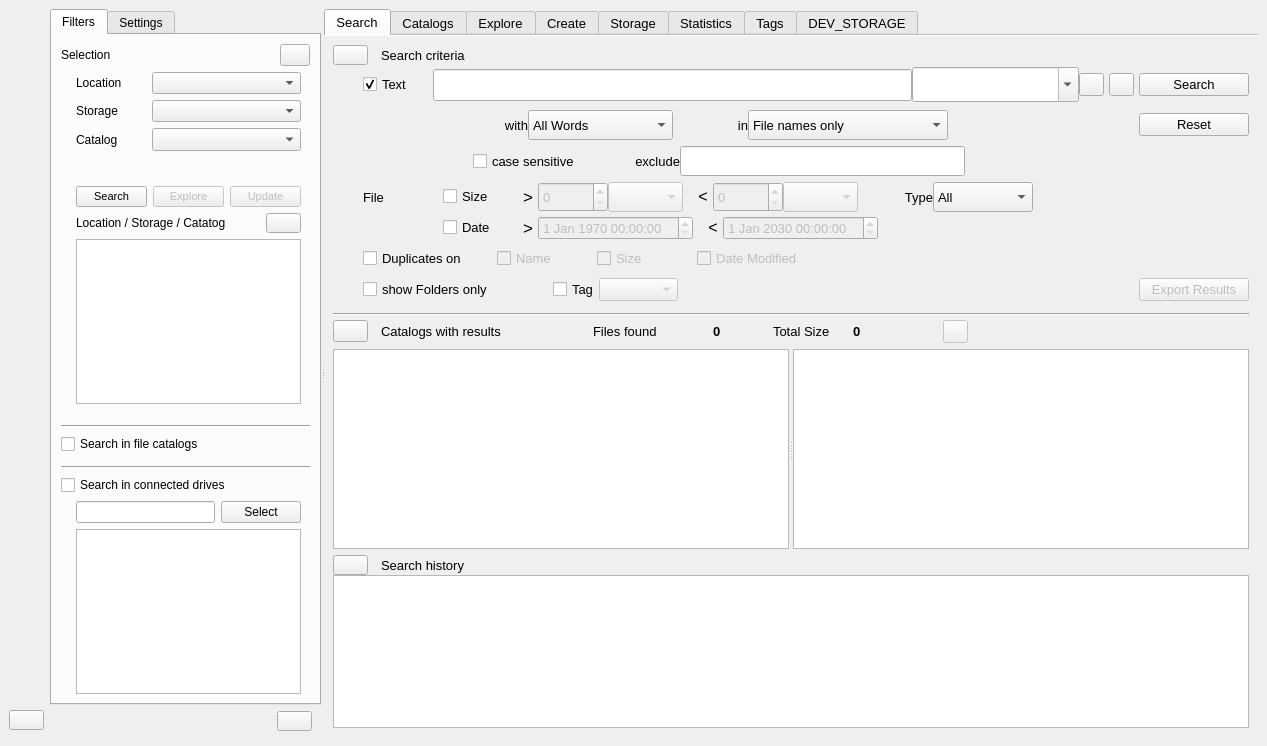
Before: the Qt Designer form mainwindow.ui in StephaneCouturier/Katalog, drawn with Qt 5.
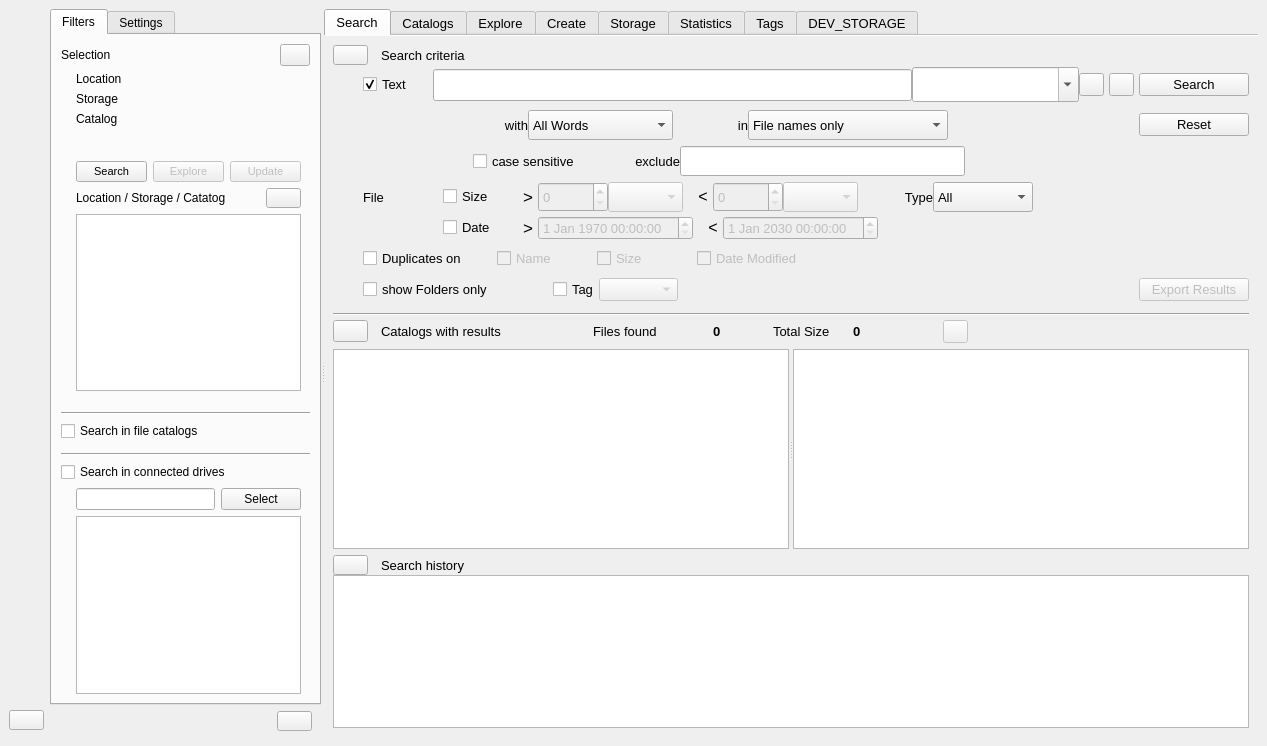
After: the same form once the commit is applied. Icons and pictures are not drawn. Custom widgets are drawn as their Qt base class.

```diff
--- a/mainwindow.ui
+++ b/mainwindow.ui
@@ -225,34 +225,20 @@
                </property>
                <item>
                 <layout class="QGridLayout" name="gridLayout_2">
-                 <item row="0" column="1">
-                  <widget class="QComboBox" name="Filters_comboBox_SelectLocation">
-                   <property name="sizePolicy">
-                    <sizepolicy hsizetype="Expanding" vsizetype="Fixed">
-                     <horstretch>0</horstretch>
-                     <verstretch>0</verstretch>
-                    </sizepolicy>
-                   </property>
-                  </widget>
-                 </item>
-                 <item row="1" column="1">
-                  <widget class="QComboBox" name="Filters_comboBox_SelectStorage">
-                   <property name="sizePolicy">
-                    <sizepolicy hsizetype="Expanding" vsizetype="Fixed">
-                     <horstretch>0</horstretch>
-                     <verstretch>0</verstretch>
-                    </sizepolicy>
-                   </property>
-                  </widget>
-                 </item>
                  <item row="1" column="0">
                   <widget class="QLabel" name="Filters_label_Storage">
                    <property name="minimumSize">
                     <size>
-                     <width>60</width>
+                     <width>70</width>
                      <height>0</height>
                     </size>
                    </property>
+                   <property name="maximumSize">
+                    <size>
+                     <width>40</width>
+                     <height>16777215</height>
+                    </size>
+                   </property>
                    <property name="text">
                     <string>Storage</string>
                    </property>
@@ -265,10 +251,16 @@
                   <widget class="QLabel" name="Filters_label_Location">
                    <property name="minimumSize">
                     <size>
-                     <width>70</width>
+                     <width>80</width>
                      <height>0</height>
                     </size>
                    </property>
+                   <property name="maximumSize">
+                    <size>
+                     <width>30</width>
+                     <height>16777215</height>
+                    </size>
+                   </property>
                    <property name="text">
                     <string>Location</string>
                    </property>
@@ -281,10 +273,16 @@
                   <widget class="QLabel" name="Filters_label_Catalog">
                    <property name="minimumSize">
                     <size>
-                     <width>60</width>
+                     <width>70</width>
                      <height>0</height>
                     </size>
                    </property>
+                   <property name="maximumSize">
+                    <size>
+                     <width>40</width>
+                     <height>16777215</height>
+                    </size>
+                   </property>
                    <property name="text">
                     <string>Catalog</string>
                    </property>
@@ -293,19 +291,46 @@
                    </property>
                   </widget>
                  </item>
+                 <item row="0" column="1">
+                  <widget class="QLabel" name="Filters_label_DisplayLocation">
+                   <property name="minimumSize">
+                    <size>
+                     <width>120</width>
+                     <height>0</height>
+                    </size>
+                   </property>
+                   <property name="font">
+                    <font>
+                     <bold>true</bold>
+                    </font>
+                   </property>
+                   <property name="text">
+                    <string/>
+                   </property>
+                  </widget>
+                 </item>
+                 <item row="1" column="1">
+                  <widget class="QLabel" name="Filters_label_DisplayStorage">
+                   <property name="font">
+                    <font>
+                     <bold>true</bold>
+                    </font>
+                   </property>
+                   <property name="text">
+                    <string/>
+                   </property>
+                  </widget>
+                 </item>
                  <item row="2" column="1">
-                  <widget class="QComboBox" name="Filters_comboBox_SelectCatalog">
-                   <property name="sizePolicy">
-                    <sizepolicy hsizetype="Expanding" vsizetype="Fixed">
-                     <horstretch>0</horstretch>
-                     <verstretch>0</verstretch>
-                    </sizepolicy>
-                   </property>
+                  <widget class="QLabel" name="Filters_label_DisplayCatalog">
                    <property name="font">
                     <font>
-                     <pointsize>10</pointsize>
+                     <bold>true</bold>
                     </font>
                    </property>
+                   <property name="text">
+                    <string/>
+                   </property>
                   </widget>
                  </item>
                 </layout>
```
Left out of the diff: 6 changed lines with no effect on the pictures.
